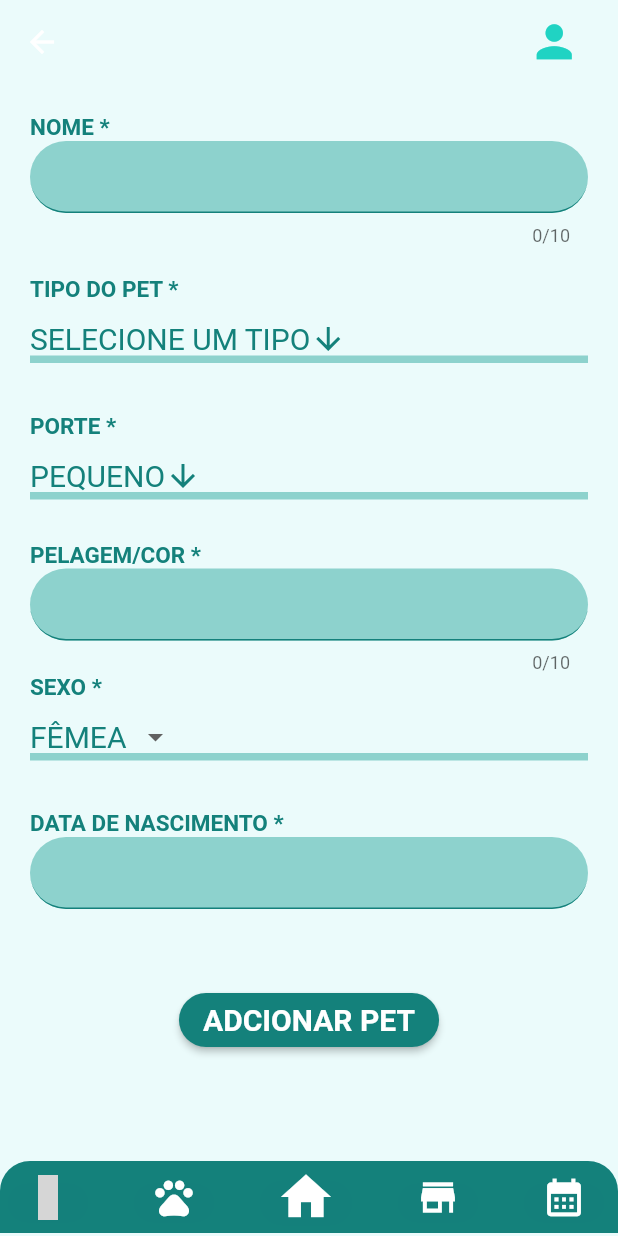
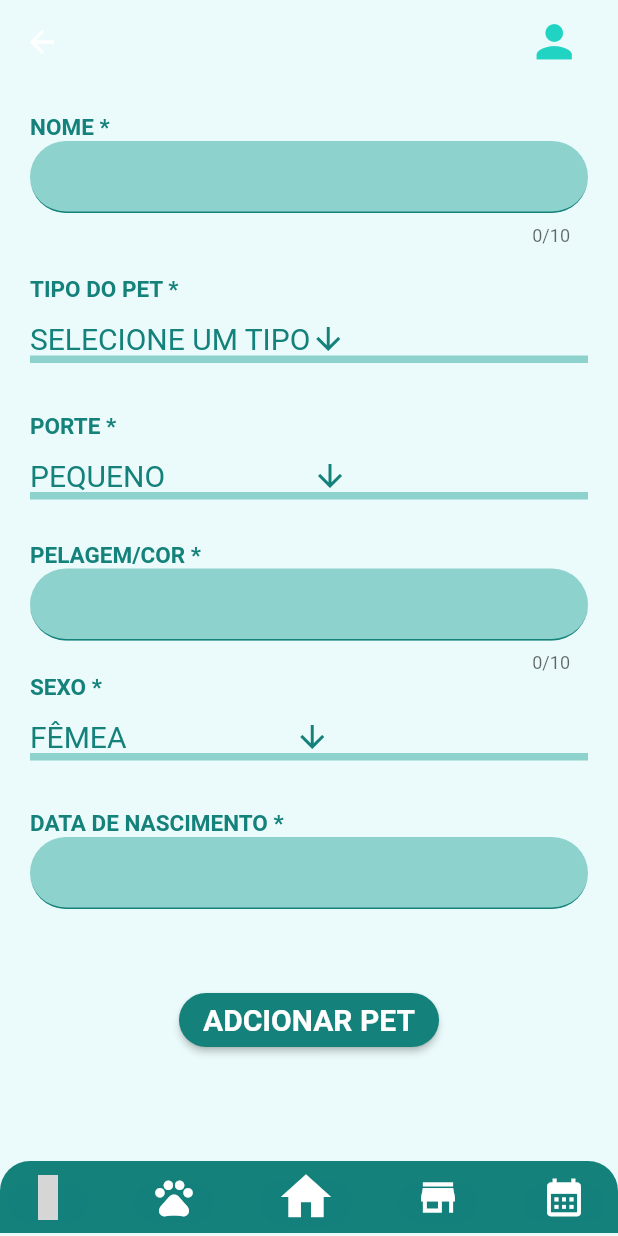
Before and after one commit to anaclara-s/petshop, a Flutter app: the screen it shows after launch, in the side drawer, after a tap on "ADICIONAR PET", on a phone screen of 412 x 824 dp. Run offline on Flutter 3.47's test engine with Material 2 defaults, Android fonts, the phone set to English and light mode, and no system bars; our stand-ins replace mask_text_input_formatter, material_design_icons_flutter; grey boxes are pictures that could not be loaded.

Commit message:
ajustando detalhes

```diff
--- a/lib/shared/widgets/pets_widgets/pets_breeds.dart
+++ b/lib/shared/widgets/pets_widgets/pets_breeds.dart
@@ -47,7 +47,6 @@ class _PetsBreedsWidgetState extends State<PetsBreedsWidget> {
             ),
             underline: Container(
               height: 5,
-              width: 200,
               color: kTextFormFieldBackgroundColor,
             ),
             value: selectedPetType,
--- a/lib/shared/widgets/pets_widgets/pets_gender.dart
+++ b/lib/shared/widgets/pets_widgets/pets_gender.dart
@@ -28,7 +28,18 @@ class _PetsGenderWidgetState extends State<PetsGenderWidget> {
         SizedBox(
           width: double.infinity,
           child: DropdownButton(
-            value: dropDownValue,
+            hint: const Text(
+              'SELECIONE O SEXO',
+              style: TextStyle(
+                color: kButonsBackgroundColor,
+                fontSize: 20,
+              ),
+            ),
+            icon: const Icon(
+              Icons.arrow_downward_outlined,
+              color: kButonsBackgroundColor,
+            ),
+            dropdownColor: const Color.fromARGB(255, 250, 245, 243),
             style: const TextStyle(
               color: kButonsBackgroundColor,
               fontSize: 20,
@@ -37,6 +48,7 @@ class _PetsGenderWidgetState extends State<PetsGenderWidget> {
               height: 5,
               color: kTextFormFieldBackgroundColor,
             ),
+            value: dropDownValue,
             onChanged: (String? value) {
               setState(() {
                 dropDownValue = value!;
--- a/lib/shared/widgets/pets_widgets/pets_size.dart
+++ b/lib/shared/widgets/pets_widgets/pets_size.dart
@@ -27,22 +27,27 @@ class _PetsSizeWidgetState extends State<PetsSizeWidget> {
         SizedBox(
           width: double.infinity,
           child: DropdownButton<String>(
-            value: dropDownValue,
-            dropdownColor: const Color.fromARGB(255, 250, 245, 243),
+            hint: const Text(
+              'SELECIONE O PORTE',
+              style: TextStyle(
+                color: kButonsBackgroundColor,
+                fontSize: 20,
+              ),
+            ),
             icon: const Icon(
               Icons.arrow_downward_outlined,
               color: kButonsBackgroundColor,
             ),
-            elevation: 16,
+            dropdownColor: const Color.fromARGB(255, 250, 245, 243),
             style: const TextStyle(
               color: kButonsBackgroundColor,
               fontSize: 20,
             ),
             underline: Container(
               height: 5,
-              width: 200,
               color: kTextFormFieldBackgroundColor,
             ),
+            value: dropDownValue,
             onChanged: (String? value) {
               setState(() {
                 dropDownValue = value!;
```
